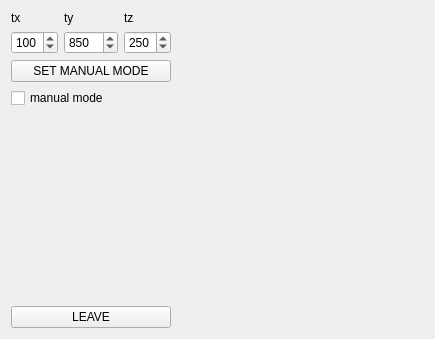
robocomp/robocomp-shelly, file components/graspingAgent/src/mainUI.ui: the form before one commit.
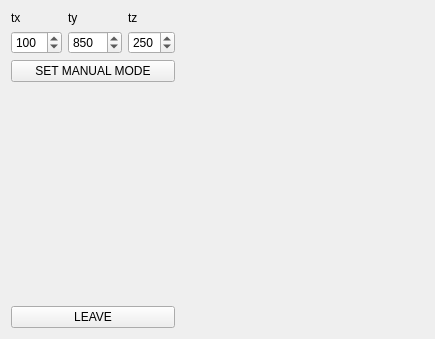
The form after the commit.

The edit to the form file:
```diff
--- a/components/graspingAgent/src/mainUI.ui
+++ b/components/graspingAgent/src/mainUI.ui
@@ -51,7 +51,7 @@
           <number>0</number>
          </property>
          <property name="minimum">
-          <double>0.000000000000000</double>
+          <double>-200.000000000000000</double>
          </property>
          <property name="maximum">
           <double>300.000000000000000</double>
@@ -86,7 +86,7 @@
           <double>150.000000000000000</double>
          </property>
          <property name="maximum">
-          <double>400.000000000000000</double>
+          <double>700.000000000000000</double>
          </property>
          <property name="value">
           <double>250.000000000000000</double>
@@ -102,13 +102,6 @@
        </property>
       </widget>
      </item>
-     <item>
-      <widget class="QCheckBox" name="manualModeSet">
-       <property name="text">
-        <string>manual mode</string>
-       </property>
-      </widget>
-     </item>
      <item>
       <spacer name="verticalSpacer">
        <property name="orientation">
```
